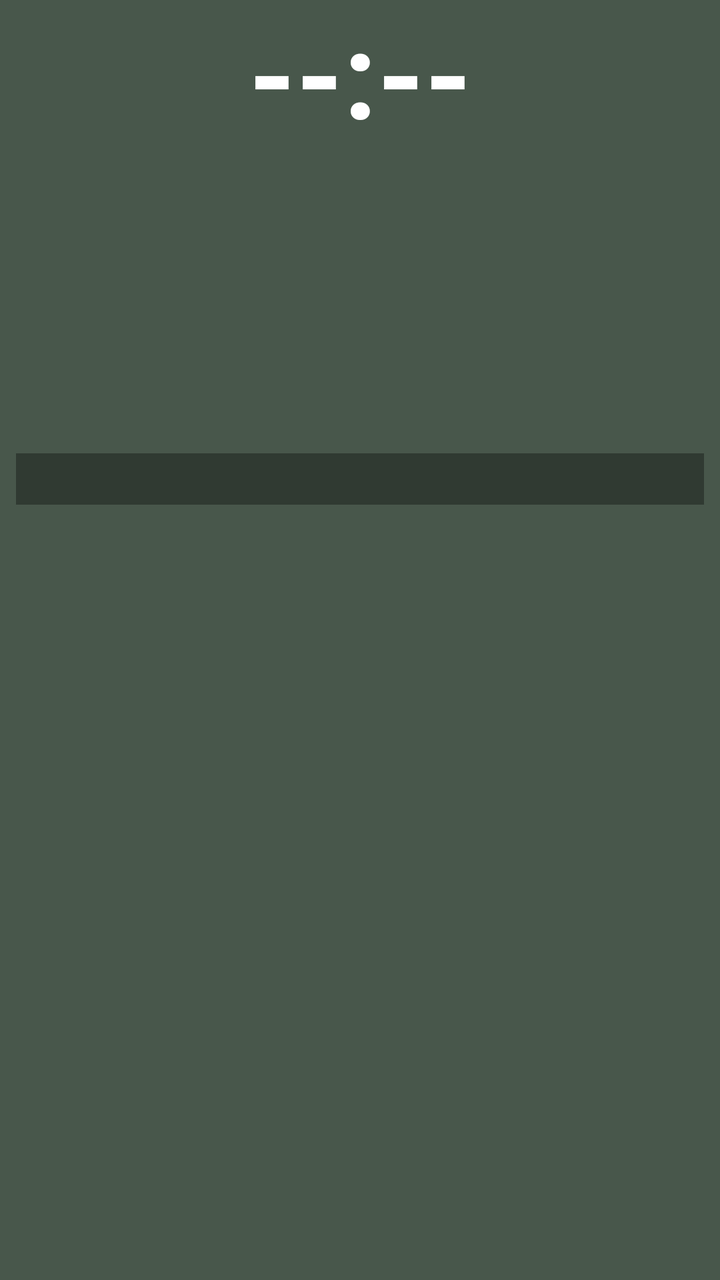
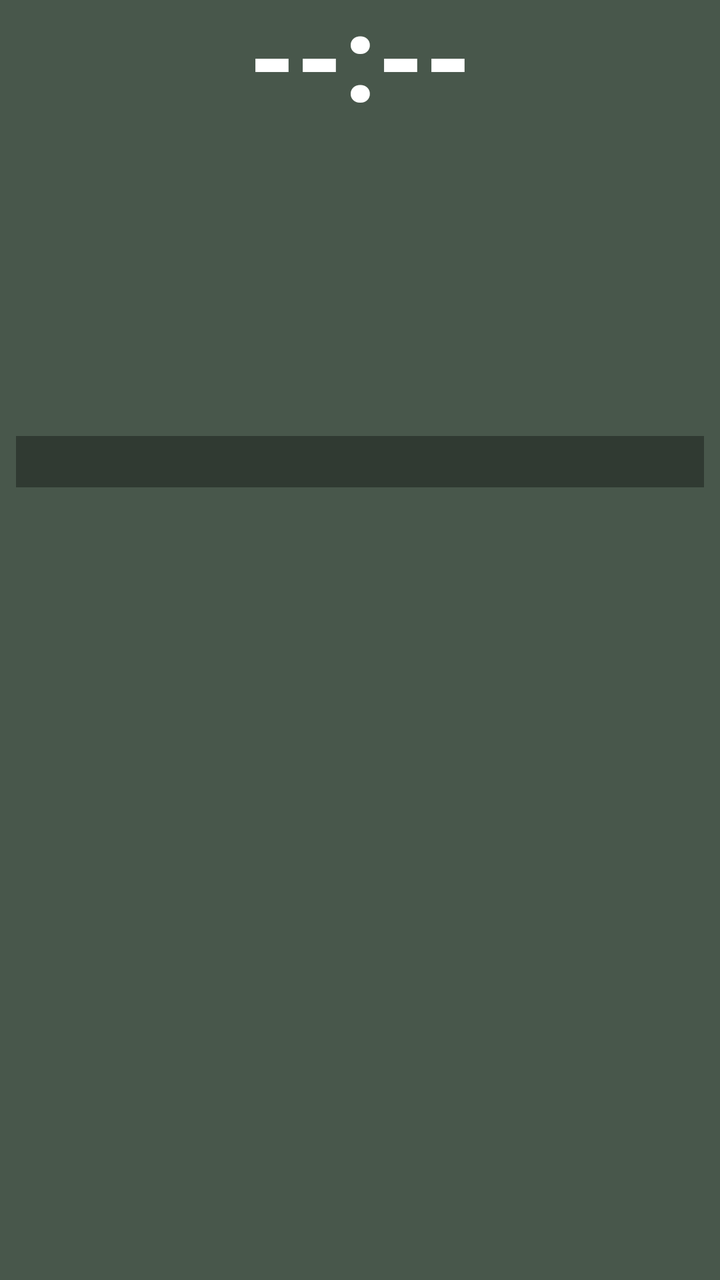

Compare the two renders of this Android layout. The source of the first and the diff that turns it into the second are given below.
<!-- AndroidManifest.xml: fallback theme Theme.MaterialComponents.DayNight.NoActionBar -->
<!-- res/layout/prayer_widget_layout.xml -->
<?xml version="1.0" encoding="utf-8"?>
<LinearLayout xmlns:android="http://schemas.android.com/apk/res/android"
    android:layout_width="match_parent"
    android:layout_height="match_parent"
    android:orientation="vertical"
    android:background="@drawable/widget_background"
    android:paddingStart="8dp"
    android:paddingEnd="8dp"
    android:paddingTop="0dp"
    android:paddingBottom="8dp">

    
    <TextView
        android:id="@+id/widget_time"
        android:layout_width="match_parent"
        android:layout_height="wrap_content"
        android:layout_marginTop="4dp"
        android:text="--:--"
        android:textColor="#FFFFFF"
        android:textSize="60sp"
        android:textStyle="bold"
        android:includeFontPadding="false"
        android:gravity="center" />

    
    <LinearLayout
        android:layout_width="match_parent"
        android:layout_height="wrap_content"
        android:layout_marginTop="-15dp"
        android:orientation="horizontal"
        android:gravity="center_vertical">

        <TextView
            android:id="@+id/widget_day"
            android:layout_width="0dp"
            android:layout_height="wrap_content"
            android:layout_weight="3"
            android:text=""
            android:textColor="#FFFFFF"
            android:textSize="25sp"
            android:textStyle="bold"
            android:includeFontPadding="false"
            android:singleLine="true"
            android:ellipsize="end" />

        <TextView
            android:id="@+id/widget_weather"
            android:layout_width="0dp"
            android:layout_height="wrap_content"
            android:layout_weight="4"
            android:text=""
            android:textColor="#80DEEA"
            android:textSize="13sp"
            android:textStyle="bold"
            android:gravity="end"
            android:singleLine="true"
            android:ellipsize="start" />

    </LinearLayout>

    
    <LinearLayout
        android:layout_width="match_parent"
        android:layout_height="wrap_content"
        android:layout_marginTop="30dp"
        android:orientation="horizontal">

        
        <LinearLayout
            android:layout_width="0dp"
            android:layout_height="wrap_content"
            android:layout_weight="1"
            android:orientation="vertical">

            <TextView
                android:id="@+id/widget_gregorian"
                android:layout_width="wrap_content"
                android:layout_height="wrap_content"
                android:text=""
                android:textColor="#E0E0E0"
                android:textSize="16sp"
                android:textStyle="bold" />

            <TextView
                android:id="@+id/widget_hijri"
                android:layout_width="wrap_content"
                android:layout_height="wrap_content"
                android:layout_marginTop="-1dp"
                android:text=""
                android:textColor="#FFD54F"
                android:textSize="15sp"
                android:textStyle="bold" />

            <TextView
                android:id="@+id/widget_bangla_date"
                android:layout_width="wrap_content"
                android:layout_height="wrap_content"
                android:layout_marginTop="-1dp"
                android:text=""
                android:textColor="#80DEEA"
                android:textSize="15sp"
                android:textStyle="bold" />

        </LinearLayout>

        
        <LinearLayout
            android:layout_width="0dp"
            android:layout_height="wrap_content"
            android:layout_weight="1"
            android:orientation="vertical">

            <TextView
                android:id="@+id/widget_sunrise"
                android:layout_width="wrap_content"
                android:layout_height="wrap_content"
                android:text=""
                android:textColor="#FFD54F"
                android:textSize="14sp"
                android:textStyle="bold" />

            <TextView
                android:id="@+id/widget_sunset"
                android:layout_width="wrap_content"
                android:layout_height="wrap_content"
                android:layout_marginTop="-1dp"
                android:text=""
                android:textColor="#FFD54F"
                android:textSize="14sp"
                android:textStyle="bold" />

            <TextView
                android:id="@+id/widget_sehri"
                android:layout_width="wrap_content"
                android:layout_height="wrap_content"
                android:layout_marginTop="3dp"
                android:text=""
                android:textColor="#00E676"
                android:textSize="14sp"
                android:textStyle="bold" />

            <TextView
                android:id="@+id/widget_iftar"
                android:layout_width="wrap_content"
                android:layout_height="wrap_content"
                android:layout_marginTop="-1dp"
                android:text=""
                android:textColor="#00E676"
                android:textSize="14sp"
                android:textStyle="bold" />

        </LinearLayout>
    </LinearLayout>

    
    <TextView
        android:id="@+id/widget_alert"
        android:layout_width="match_parent"
        android:layout_height="wrap_content"
        android:layout_marginTop="30dp"
        android:paddingTop="4dp"
        android:paddingBottom="4dp"
        android:paddingStart="4dp"
        android:paddingEnd="4dp"
        android:background="#55000000"
        android:text=""
        android:textColor="#FFD54F"
        android:textSize="13sp"
        android:textStyle="bold"
        android:gravity="start"
        android:maxLines="10"
        android:ellipsize="end" />

</LinearLayout>
<!-- resources referenced by this layout -->
<resources>
  <!-- drawable widget_background (drawable) -->
  <?xml version="1.0" encoding="utf-8"?>
  <shape xmlns:android="http://schemas.android.com/apk/res/android"
      android:shape="rectangle">
      <solid android:color="#CC1B2E1F" />
  </shape>
</resources>

<!-- the commit's change to res/layout/prayer_widget_layout.xml (unified diff, before → after) -->
@@ -14,7 +14,7 @@
         android:id="@+id/widget_time"
         android:layout_width="match_parent"
         android:layout_height="wrap_content"
-        android:layout_marginTop="4dp"
+        android:layout_marginTop="-5dp"
         android:text="--:--"
         android:textColor="#FFFFFF"
         android:textSize="60sp"
